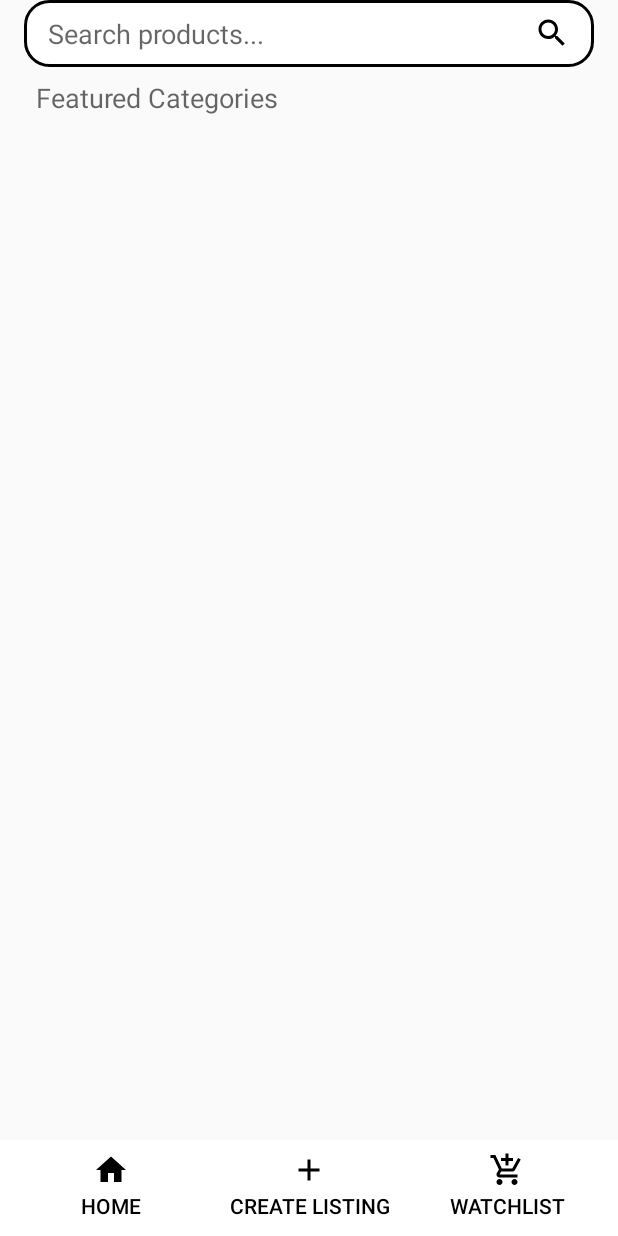
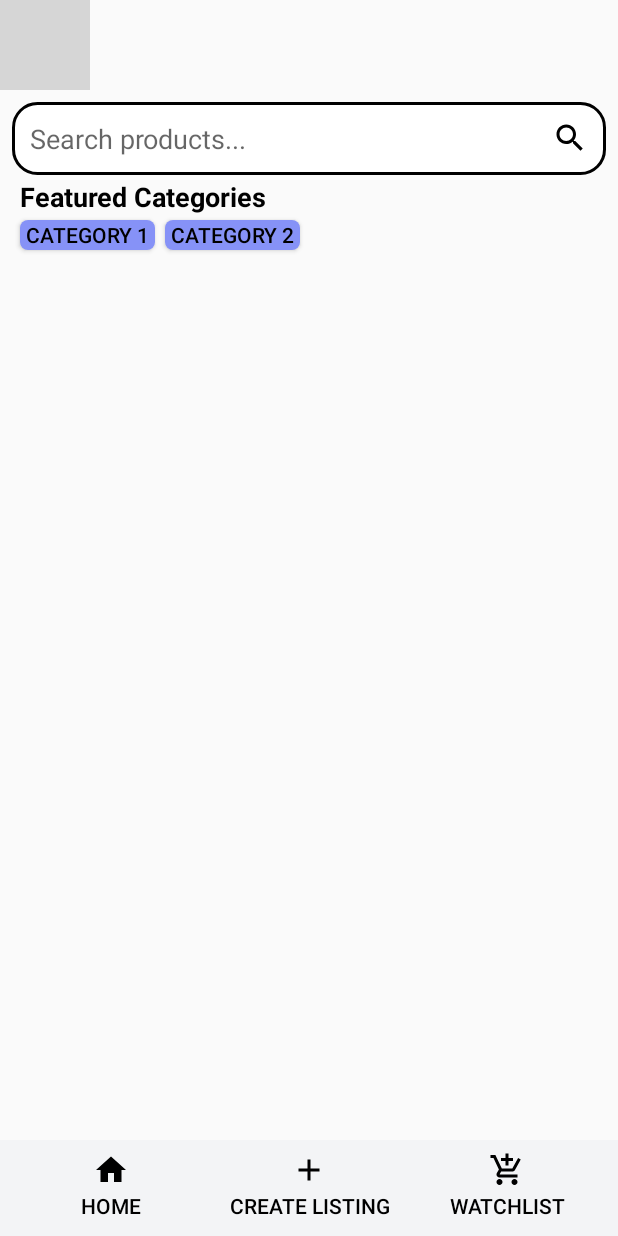
Before and after one commit to COMPSYS302/project-java-team-38, an Android app: the screen it shows after launch (MainActivity), on a phone screen of 412 x 824 dp. Run offline under Robolectric (Android 15) with nearby library versions, the light colour scheme and no system bars; grey boxes are pictures that could not be loaded.

Commit message:
fixed design iteration

```diff
--- a/app/src/main/java/com/example/allgoods/MainActivity.java
+++ b/app/src/main/java/com/example/allgoods/MainActivity.java
@@ -6,7 +6,7 @@ import android.widget.Button;
 import android.widget.Toast;
 import androidx.appcompat.app.AppCompatActivity;
 import android.widget.ImageView;
-
+import android.content.Intent;
 
 
 
@@ -39,6 +39,15 @@ public class MainActivity extends AppCompatActivity {
                 finish(); // Close current activity
             }
         });*/
+        ivNavigationButton = findViewById(R.id.ivProfileImage);
+        ivNavigationButton.setOnClickListener(new View.OnClickListener() {
+            @Override
+            public void onClick(View view) {
+                Intent intent = new Intent(MainActivity.this, ProfileActivity.class); // Replace with your target Activity class
+                startActivity(intent);
+            }
+        });
+
 
         homeButton.setOnClickListener(new View.OnClickListener() {
             @Override
--- /dev/null
+++ b/app/src/main/res/drawable/featured_categories.xml
@@ -0,0 +1,9 @@
+<?xml version="1.0" encoding="utf-8"?>
+<selector xmlns:android="http://schemas.android.com/apk/res/android">
+    <item>
+        <shape android:shape="rectangle">
+            <corners android:radius="5dp" />
+            <solid android:color="@color/purple" />
+        </shape>
+    </item>
+</selector>
--- a/app/src/main/res/layout/activity_main.xml
+++ b/app/src/main/res/layout/activity_main.xml
@@ -6,39 +6,43 @@
     android:layout_height="match_parent"
     tools:context=".MainActivity">
 
+
     <ImageView
-        android:id="@+id/ivNavigationButton"
-        android:layout_width="wrap_content"
-        android:layout_height="wrap_content"
-        android:src="@drawable/baseline_arrow_back_24"
-        android:padding="16dp"
-        android:clickable="true"
-        android:focusable="true"
+        android:id="@+id/ivProfileImage"
+        android:layout_width="60dp"
+        android:layout_height="60dp"
+        android:src="@drawable/baseline_profile_picture_rohan"
         app:layout_constraintStart_toStartOf="parent"
-        app:layout_constraintTop_toTopOf="parent"/>
+        app:layout_constraintTop_toTopOf="parent"
+        android:padding="16dp" />
 
+    <!-- Search EditText -->
     <EditText
         android:id="@+id/etSearchProducts"
         android:layout_width="0dp"
         android:layout_height="wrap_content"
-        android:layout_marginStart="16dp"
-        android:layout_marginEnd="16dp"
+        android:layout_marginStart="8dp"
+        android:layout_marginTop="8dp"
+        android:layout_marginEnd="8dp"
         android:background="@drawable/search_bar_bg"
         android:drawableEnd="@drawable/ic_search"
         android:hint="Search products..."
         android:inputType="text"
-        app:layout_constraintEnd_toEndOf="parent"
-        app:layout_constraintHorizontal_bias="0.0"
+        android:padding="12dp"
+        app:layout_constraintTop_toBottomOf="@id/ivProfileImage"
         app:layout_constraintStart_toStartOf="parent"
-        tools:layout_editor_absoluteY="78dp" />
+        app:layout_constraintEnd_toEndOf="parent" />
 
     <TextView
         android:id="@+id/tvFeaturedCategories"
         android:layout_width="wrap_content"
         android:layout_height="wrap_content"
-        android:layout_marginStart="24dp"
-        android:layout_marginTop="8dp"
+        android:layout_marginStart="13dp"
+        android:layout_marginTop="2dp"
         android:text="Featured Categories"
+
+        android:textStyle="bold"
+        android:textColor="@color/black"
         android:textAppearance="@style/TextAppearance.AppCompat.Medium"
         app:layout_constraintStart_toStartOf="parent"
         app:layout_constraintTop_toBottomOf="@id/etSearchProducts" />
@@ -46,10 +50,10 @@
     <HorizontalScrollView
         android:id="@+id/hsvCategories"
         android:layout_width="0dp"
+        android:paddingLeft="10dp"
         android:layout_height="wrap_content"
-        android:layout_marginTop="12dp"
         app:layout_constraintEnd_toEndOf="parent"
-        app:layout_constraintHorizontal_bias="1.0"
+        app:layout_constraintHorizontal_bias="0.0"
         app:layout_constraintStart_toStartOf="parent"
         app:layout_constraintTop_toBottomOf="@id/tvFeaturedCategories">
 
@@ -58,6 +62,24 @@
             android:layout_width="wrap_content"
             android:layout_height="wrap_content"
             android:orientation="horizontal">
+
+            <Button
+                android:layout_width="90dp"
+                android:layout_height="20dp"
+                android:layout_margin="3dp"
+                android:background="@drawable/featured_categories"
+                android:text="Category 1"
+                android:textColor="@color/black" />
+
+            <!-- Category Button 2 -->
+            <Button
+                android:layout_width="90dp"
+                android:layout_height="20dp"
+                android:layout_margin="3dp"
+                android:background="@drawable/featured_categories"
+                android:text="Category 2"
+                android:textColor="@color/black" />
+
 
             <!-- Dynamically add your category buttons here -->
 
@@ -71,6 +93,7 @@
         android:orientation="horizontal"
         android:gravity="center"
         android:background="@color/white"
+        android:backgroundTint="@color/grey"
         android:padding="8dp"
         app:layout_constraintBottom_toBottomOf="parent"
         app:layout_constraintStart_toStartOf="parent"
--- a/app/src/main/res/values/colors.xml
+++ b/app/src/main/res/values/colors.xml
@@ -14,5 +14,6 @@
     <color name="text_selected">#FF3F51B5</color> <!-- Blue for selected state -->
 
     <!-- Color state list for text -->
+    <color name="grey">#f3f4f6</color> <!-- Blue for selected state -->
 
 </resources>
```
